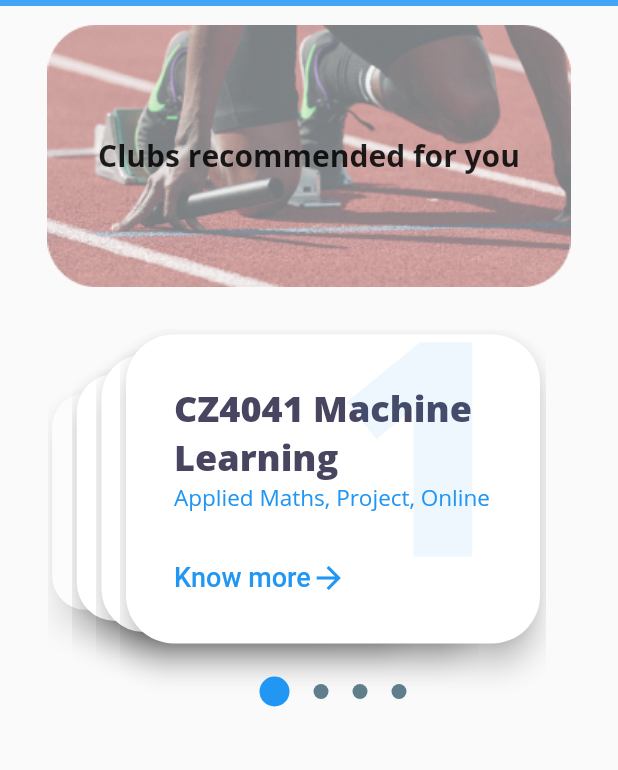
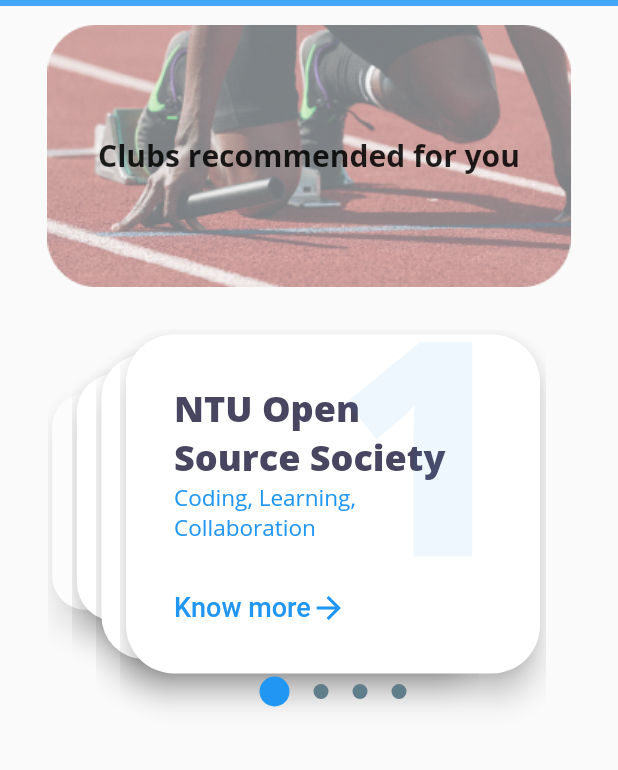
Before and after one commit to guptajay/NTUCollab, a Flutter app: the Clubs screen opened directly, on a phone screen of 412 x 824 dp, the part 84-854 px from its top. Run offline on Flutter 3.47's test engine with Material 2 defaults, Android fonts, the phone set to English and light mode, and no system bars; our stand-ins replace cloud_firestore, firebase_auth, firebase_core, flutter_swiper, google_sign_in, multi_select_flutter and 1 more; accounts and stored records are empty; Roboto replaces fonts that are missing (Avenir).

Commit message:
Added dummy data for clubs. Created new club details file. renamed earlier group_details to module_details

```diff
--- a/lib/models/recommend_data.dart
+++ b/lib/models/recommend_data.dart
@@ -160,17 +160,15 @@ List<RecommenderData> recommendModule = [
 
 List<RecommenderData> recommendClubs = [
   RecommenderData(1,
-      name: 'CZ4041 Machine Learning',
+      name: 'NTU Open Source Society',
       tags: [
-        Tags(id: 1, name: "Applied Maths"),
-        Tags(id: 2, name: "Project"),
-        Tags(id: 3, name: "Online")
+        Tags(id: 1, name: "Coding"),
+        Tags(id: 2, name: "Learning"),
+        Tags(id: 3, name: "Collaboration")
       ],
-      tagText: "Applied Maths, Project, Online",
-      offeredBy: "SCSE",
-      year: "4",
+      tagText: "Coding, Learning, Collaboration",
       details:
-      "This course introduces to the basic concepts used in Machine Learning.",
+      "This club holds sessions to train individuals on technical skills. People can collaborate and contribute to the open source community.",
       rating1: "Difficulty",
       ratingValue1: 4,
       rating2: "Time",
@@ -180,28 +178,26 @@ List<RecommenderData> recommendClubs = [
       comments: [
         Comment(
             comment:
-            "This course is quite tough but the lecturer is quite helpful.",
-            name: "SCSE - MUNDHRA DIVYESH",
-            commentCount: "3",
-            likeCount: "2"),
+            "The club is very useful for beginners who want to learn technical skills.",
+            name: "SCSE - XIN LIM",
+            commentCount: "6",
+            likeCount: "8"),
         Comment(
-            comment: "Easy to score in CA's but final exam is difficult.",
+            comment: "The club take special initiatives to hold collaborative sessions among members.",
             name: "SCSE - GUPTA JAY",
-            commentCount: "1",
-            likeCount: "5"),
+            commentCount: "6",
+            likeCount: "7"),
       ]),
   RecommenderData(2,
-      name: 'CZ3005 Artificial Intelligence',
+      name: 'NTU Red Cross Society',
       tags: [
-        Tags(id: 4, name: "AI"),
-        Tags(id: 5, name: "Calculus"),
-        Tags(id: 6, name: "Hard")
+        Tags(id: 4, name: "Health"),
+        Tags(id: 5, name: "Wellbeing"),
+        Tags(id: 6, name: "Community")
       ],
-      tagText: "AI, Calculus, Hard",
-      offeredBy: "SCSE",
-      year: "3",
+      tagText: "Health, Wellbeing, Community",
       details:
-      "This course introduces to the algorithms applied in Artificial Intelligence.",
+      "This club holds sessions and events to contribute to the community through chairty, donations and fundraising",
       rating1: "Difficulty",
       ratingValue1: 2,
       rating2: "Time",
@@ -211,24 +207,22 @@ List<RecommenderData> recommendClubs = [
       comments: [
         Comment(
             comment:
-            "Very easy to score in finals. Group project is difficult.",
-            name: "SCSE - BANSAL ADITYA",
-            commentCount: "3",
-            likeCount: "2"),
+            "The club lacks discipline.",
+            name: "MAE - LU YONG",
+            commentCount: "5",
+            likeCount: "1"),
         Comment(
-            comment: "Choose good group members for the project.",
-            name: "SCSE - BHATIA RITIK",
+            comment: "I felt good giving back to the commmunity by being a part of this club.",
+            name: "CEE - KUMAR RAM",
             commentCount: "4",
             likeCount: "5"),
       ]),
   RecommenderData(3,
-      name: 'CZ3006 Networking',
-      tags: [Tags(id: 7, name: "Network"), Tags(id: 8, name: "Algebra")],
-      tagText: "Network, Algebra",
-      offeredBy: "SCSE",
-      year: "3",
+      name: 'NTU Archery Club',
+      tags: [Tags(id: 7, name: "Sports"), Tags(id: 8, name: "Focus")],
+      tagText: "Sports, Focus",
       details:
-      "This course introduces to the concepts used in Network connection and topology.",
+      "This club trains you on archery sessions",
       rating1: "Difficulty",
       ratingValue1: 4,
       rating2: "Time",
@@ -238,28 +232,26 @@ List<RecommenderData> recommendClubs = [
       comments: [
         Comment(
             comment:
-            "Lot of mathematics involved in this course.",
-            name: "SCSE - JUSTIN ONG",
+            "The training sessions are very tiring.",
+            name: "BUS - JUSTIN ONG",
             commentCount: "3",
             likeCount: "2"),
         Comment(
-            comment: "Quite theory based lectures.",
-            name: "SCSE - CHEN LIM",
+            comment: "The training sessions are quite useful for beginners but not that helpful for pros",
+            name: "BIE - CHEN LIM",
             commentCount: "1",
             likeCount: "5"),
       ]),
   RecommenderData(4,
-      name: 'CZ2002 Software Engineering',
+      name: 'NTU Toastmasters',
       tags: [
-        Tags(id: 9, name: "Software"),
-        Tags(id: 10, name: "UML"),
-        Tags(id: 11, name: "Project")
+        Tags(id: 9, name: "Public Speaking"),
+        Tags(id: 10, name: "Confidence"),
+        Tags(id: 11, name: "Collaboration")
       ],
-      tagText: "Software, UML, Project",
-      offeredBy: "SCSE",
-      year: "2",
+      tagText: "Public Speaking, Confidence, Collaboration",
       details:
-      "This course teaches about the Software Engineering principles and techniques.",
+      "The club trains you ont public speaking techniques and approaches. It organizes collaborative debating and discussion sessions which helps in achieveing confidence for people who are shy.",
       rating1: "Difficulty",
       ratingValue1: 3,
       rating2: "Time",
@@ -269,12 +261,12 @@ List<RecommenderData> recommendClubs = [
       comments: [
         Comment(
             comment:
-            "Loved the course. It teached you how the corporate world works.",
+            "Extremely beneficial club for a shy person who wants to gain public speaking skills.",
             name: "SCSE - MUNDHRA DIVYESH",
             commentCount: "2",
             likeCount: "7"),
         Comment(
-            comment: "Theory based final exam and CA's",
+            comment: "This club requires a very high time commitment.",
             name: "SCSE - CHOW LIM",
             commentCount: "1",
             likeCount: "5"),
--- a/lib/screens/clubs.dart
+++ b/lib/screens/clubs.dart
@@ -2,7 +2,7 @@ import 'package:flutter/material.dart';
 import 'package:flutter_swiper/flutter_swiper.dart';
 import 'package:ntucollab/widgets/app_bar.dart';
 import 'package:ntucollab/models/recommend_data.dart';
-import 'group_detail.dart';
+import 'club_details.dart';
 
 class Clubs extends StatelessWidget {
   @override
@@ -47,10 +47,8 @@ class Clubs extends StatelessWidget {
                             Navigator.push(
                               context,
                               PageRouteBuilder(pageBuilder: (context, a, b) {
-                                return GroupDetailsPage(
+                                return ClubDetailsPage(
                                     name: recommendClubs[index].name,
-                                    offeredBy: recommendClubs[index].offeredBy,
-                                    year: recommendClubs[index].year,
                                     details: recommendClubs[index].details,
                                     modulesTagList: recommendClubs[index].tags,
                                     comments: recommendClubs[index].comments,
--- a/lib/screens/groups.dart
+++ b/lib/screens/groups.dart
@@ -3,7 +3,7 @@ import 'package:flutter_swiper/flutter_swiper.dart';
 import 'package:ntucollab/widgets/app_bar.dart';
 import 'package:ntucollab/models/recommend_data.dart';
 import 'all_groups.dart';
-import 'group_detail.dart';
+import 'module_detail.dart';
 
 class Groups extends StatelessWidget {
   @override
--- a/lib/screens/group_detail.dart
+++ b/lib/screens/module_detail.dart
@@ -1,11 +1,10 @@
 import 'package:flutter/material.dart';
 import 'package:ntucollab/widgets/app_bar.dart';
 import 'package:multi_select_flutter/multi_select_flutter.dart';
-import 'package:ntucollab/widgets/group_detail_card.dart';
+import 'package:ntucollab/widgets/module_detail_card.dart';
 import 'package:ntucollab/widgets/post_card.dart';
 import 'package:ntucollab/models/Tags.dart';
 import 'package:ntucollab/models/Comment.dart';
-import 'package:rating_dialog/rating_dialog.dart';
 
 class StarDisplay extends StatelessWidget {
   final int value;
@@ -77,7 +76,7 @@ class _GroupDetailsPageState extends State<GroupDetailsPage> {
             "Group Details", Colors.blue[400], Colors.white),
         body: SingleChildScrollView(
             child: Column(children: <Widget>[
-          GroupDetailsCard.getGroupDetailsCard(
+              ModuleDetailsCard.getModuleDetailsCard(
               context,
               Icons.bar_chart,
               _items,
--- a/lib/screens/modules.dart
+++ b/lib/screens/modules.dart
@@ -1,7 +1,7 @@
 import 'package:flutter/material.dart';
 import 'package:flutter_swiper/flutter_swiper.dart';
 import 'package:ntucollab/models/recommend_data.dart';
-import 'package:ntucollab/screens/group_detail.dart';
+import 'package:ntucollab/screens/module_detail.dart';
 import 'package:ntucollab/screens/home.dart';
 import 'package:ntucollab/services/auth.dart';
 import 'package:ntucollab/widgets/app_bar.dart';
--- a/lib/widgets/group_card.dart
+++ b/lib/widgets/group_card.dart
@@ -1,6 +1,6 @@
 import 'package:flutter/cupertino.dart';
 import 'package:flutter/material.dart';
-import 'package:ntucollab/screens/group_detail.dart';
+import 'package:ntucollab/screens/module_detail.dart';
 import 'package:ntucollab/models/recommend_data.dart';
 
 class GroupCard {
```
Also changed, not shown: lib/screens/club_details.dart (added, +107 -0 lines), lib/widgets/club_detail_card.dart (added, +207 -0 lines), lib/widgets/module_detail_card.dart (renamed from lib/widgets/group_detail_card.dart, +2 -8 lines).
